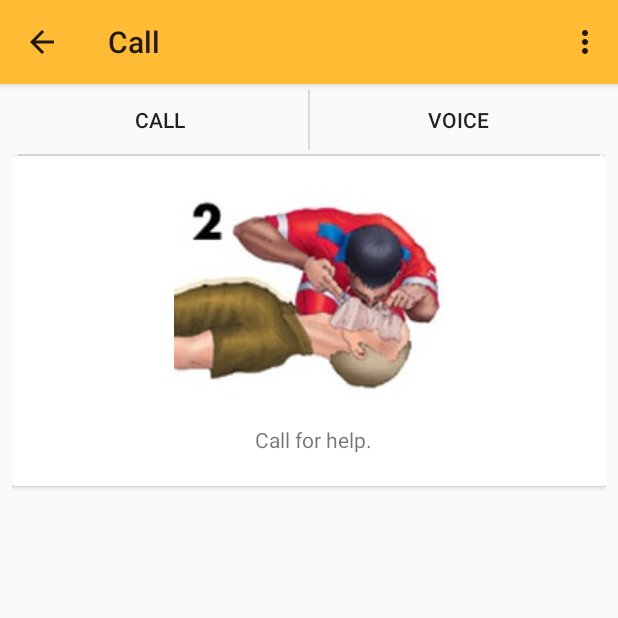
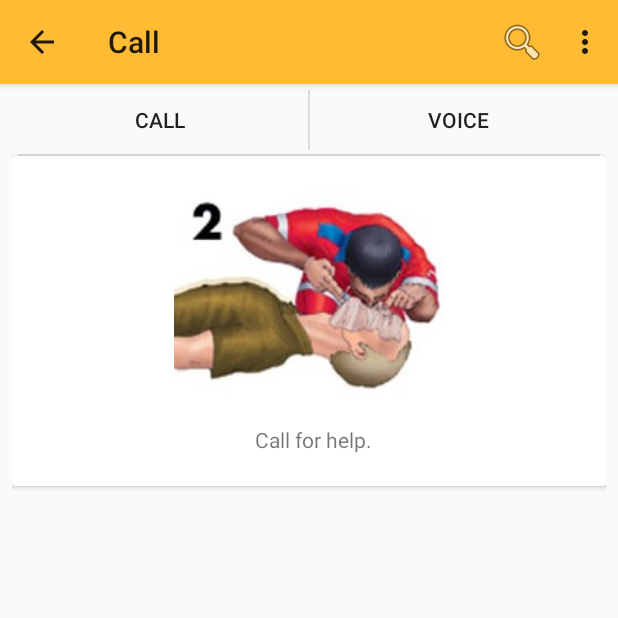
Before and after one commit to sevenlol/BlsAssistant, an Android app: the screen it shows after launch (MainActivity), after a tap on "NEXT STEP", on a phone screen of 412 x 824 dp, the top half of it. Run offline under Robolectric (Android 15) with nearby library versions, the phone set to English and light mode, and no system bars; 3 statements that could not run were skipped.

Commit message:
Add search layout (no function yet).

```diff
--- a/app/src/main/java/stethoscope/com/blsassistant/NavigationDrawerFragment.java
+++ b/app/src/main/java/stethoscope/com/blsassistant/NavigationDrawerFragment.java
@@ -1,5 +1,7 @@
 package stethoscope.com.blsassistant;
 
+import android.app.SearchManager;
+import android.content.Context;
 import android.graphics.Color;
 import android.graphics.drawable.Drawable;
 import android.graphics.drawable.StateListDrawable;
@@ -14,6 +16,8 @@ import android.content.SharedPreferences;
 import android.content.res.Configuration;
 import android.os.Bundle;
 import android.preference.PreferenceManager;
+import android.util.Log;
+import android.widget.SearchView;
 import android.view.LayoutInflater;
 import android.view.Menu;
 import android.view.MenuInflater;
@@ -258,7 +262,12 @@ public class NavigationDrawerFragment extends Fragment {
         if (mDrawerLayout != null && isDrawerOpen()) {
             inflater.inflate(R.menu.global, menu);
             showGlobalContextActionBar();
+
+
         }
+        SearchManager manager = (SearchManager) getActivity().getSystemService(Context.SEARCH_SERVICE);
+        SearchView search = (SearchView) menu.findItem(R.id.search).getActionView();
+        search.setSearchableInfo(manager.getSearchableInfo(getActivity().getComponentName()));
         super.onCreateOptionsMenu(menu, inflater);
     }
 
--- a/app/src/main/res/menu/global.xml
+++ b/app/src/main/res/menu/global.xml
@@ -1,5 +1,10 @@
 <menu xmlns:android="http://schemas.android.com/apk/res/android"
     xmlns:app="http://schemas.android.com/apk/res-auto">
     <item android:id="@+id/action_settings" android:title="@string/action_settings"
-        android:orderInCategory="100" android:showAsAction="never" />
+        android:orderInCategory="100" app:showAsAction="never" />
+    <item android:id="@+id/search"
+        android:title="@string/search_title"
+        android:icon="@android:drawable/ic_menu_search"
+        app:showAsAction="collapseActionView|ifRoom"
+        android:actionViewClass="android.widget.SearchView" />
 </menu>
--- a/app/src/main/res/menu/main.xml
+++ b/app/src/main/res/menu/main.xml
@@ -2,7 +2,12 @@
     xmlns:app="http://schemas.android.com/apk/res-auto"
     xmlns:tools="http://schemas.android.com/tools" tools:context=".MainActivity">
     <item android:id="@+id/action_example" android:title="@string/action_example"
-        android:showAsAction="withText|ifRoom" />
+        app:showAsAction="never" />
     <item android:id="@+id/action_settings" android:title="@string/action_settings"
-        android:orderInCategory="100" android:showAsAction="never" />
+        android:orderInCategory="100" app:showAsAction="never" />
+    <item android:id="@+id/search"
+        android:title="@string/search_title"
+        android:icon="@android:drawable/ic_menu_search"
+        app:showAsAction="collapseActionView|ifRoom"
+        app:actionViewClass="android.widget.SearchView" />
 </menu>
--- a/app/src/main/res/values/strings.xml
+++ b/app/src/main/res/values/strings.xml
@@ -15,4 +15,7 @@
     <string name="call_button">Call</string>
     <string name="voice_button">Voice</string>
 
+    <string name="search_title">Search</string>
+    <string name="search_hint">Hint</string>
+
 </resources>
--- /dev/null
+++ b/app/src/main/res/xml/searchable.xml
@@ -0,0 +1,4 @@
+<?xml version="1.0" encoding="utf-8"?>
+<searchable xmlns:android="http://schemas.android.com/apk/res/android"
+    android:label="@string/app_name"
+    android:hint="@string/search_hint" />
```
Also changed, not shown: app/src/main/AndroidManifest.xml (+6 -3 lines).
